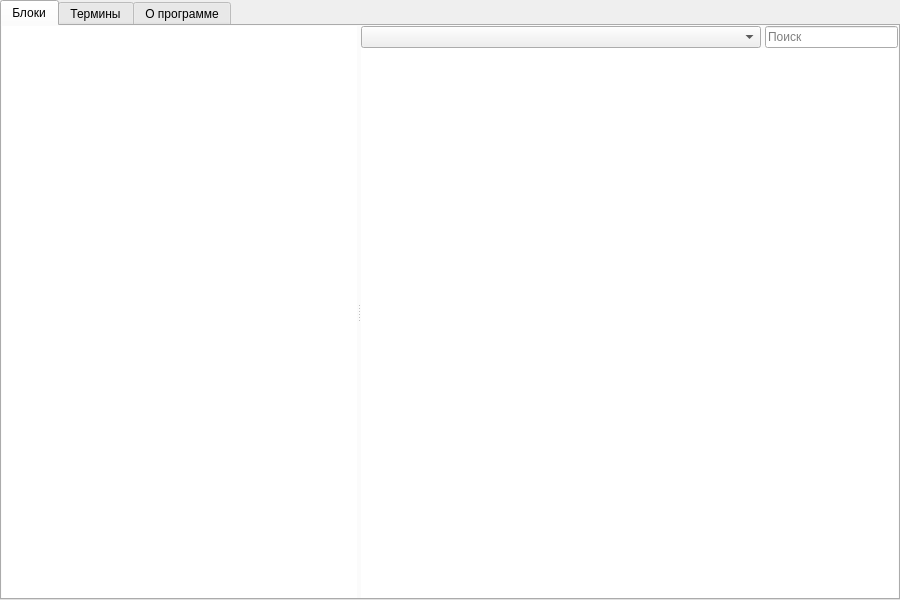
Above: Unicodia/FmMain.ui from Mercury13/unicodia before the change. Below: the same form after it.
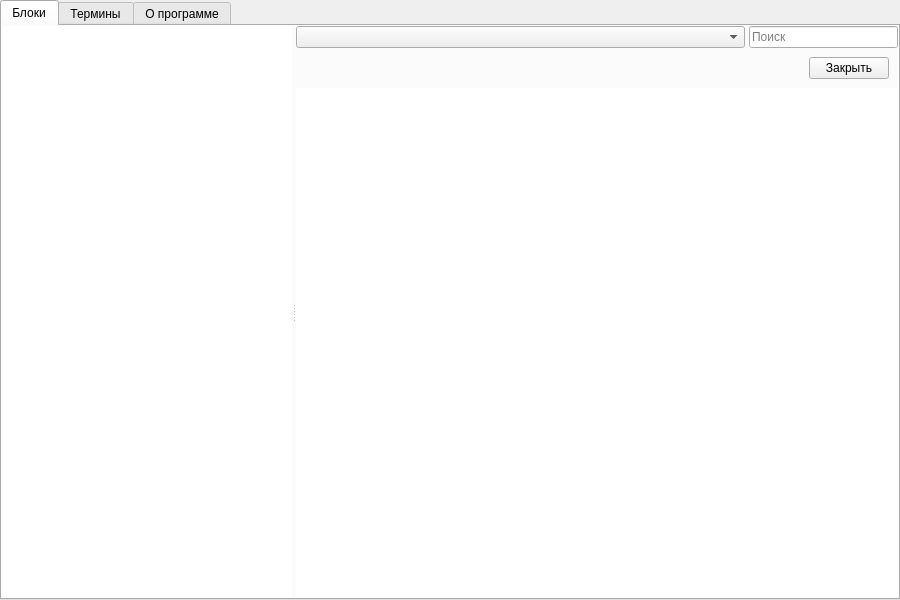
That is the form after the change. The open tabs and pages were chosen to show the change. Icons and pictures are not drawn. Custom widgets are drawn as their Qt base class.

Diff of the .ui file:
```diff
--- a/Unicodia/FmMain.ui
+++ b/Unicodia/FmMain.ui
@@ -443,6 +443,9 @@
               </widget>
               <widget class="QWidget" name="pageSearch">
                <layout class="QVBoxLayout" name="verticalLayout_10">
+                <property name="spacing">
+                 <number>0</number>
+                </property>
                 <property name="leftMargin">
                  <number>0</number>
                 </property>
@@ -455,6 +458,32 @@
                 <property name="bottomMargin">
                  <number>0</number>
                 </property>
+                <item>
+                 <widget class="QWidget" name="wiSearchBar" native="true">
+                  <layout class="QHBoxLayout" name="horizontalLayout">
+                   <item>
+                    <spacer name="horizontalSpacer_3">
+                     <property name="orientation">
+                      <enum>Qt::Horizontal</enum>
+                     </property>
+                     <property name="sizeHint" stdset="0">
+                      <size>
+                       <width>433</width>
+                       <height>20</height>
+                      </size>
+                     </property>
+                    </spacer>
+                   </item>
+                   <item>
+                    <widget class="QPushButton" name="btCloseSearch">
+                     <property name="text">
+                      <string>Закрыть</string>
+                     </property>
+                    </widget>
+                   </item>
+                  </layout>
+                 </widget>
+                </item>
                 <item>
                  <widget class="QTreeView" name="listSearch">
                   <property name="frameShape">
```
